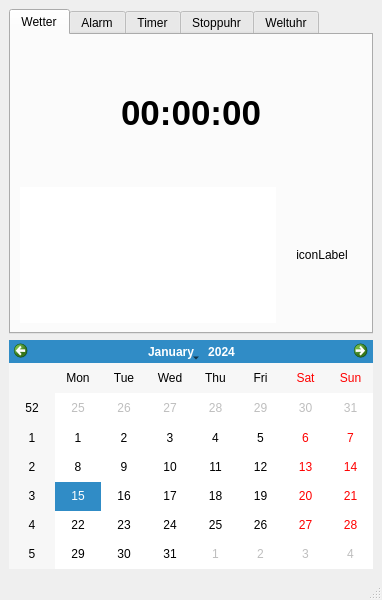
Qt form Software/mainwindow.ui (yosuasentosa/weather-calender-app) before a commit.
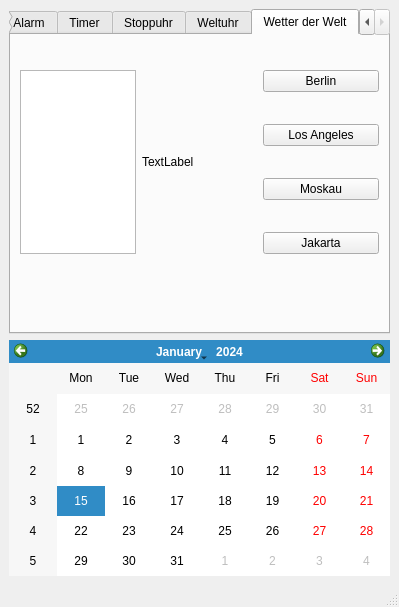
The same form after that commit.

The edit to the form file:
```diff
--- a/Software/mainwindow.ui
+++ b/Software/mainwindow.ui
@@ -9,8 +9,8 @@
    <rect>
     <x>0</x>
     <y>0</y>
-    <width>382</width>
-    <height>600</height>
+    <width>399</width>
+    <height>607</height>
    </rect>
   </property>
   <property name="sizePolicy">
@@ -21,8 +21,8 @@
   </property>
   <property name="minimumSize">
    <size>
-    <width>382</width>
-    <height>600</height>
+    <width>399</width>
+    <height>607</height>
    </size>
   </property>
   <property name="maximumSize">
@@ -57,7 +57,7 @@
        </font>
       </property>
       <property name="currentIndex">
-       <number>0</number>
+       <number>5</number>
       </property>
       <widget class="QWidget" name="Wetter">
        <attribute name="title">
@@ -547,6 +547,86 @@
         </item>
        </layout>
       </widget>
+      <widget class="QWidget" name="tab_5">
+       <attribute name="title">
+        <string>Wetter der Welt</string>
+       </attribute>
+       <layout class="QGridLayout" name="gridLayout_6">
+        <item row="0" column="2">
+         <widget class="QPushButton" name="berlin">
+          <property name="text">
+           <string>Berlin</string>
+          </property>
+         </widget>
+        </item>
+        <item row="2" column="2">
+         <widget class="QPushButton" name="moskau">
+          <property name="text">
+           <string>Moskau</string>
+          </property>
+         </widget>
+        </item>
+        <item row="3" column="2">
+         <widget class="QPushButton" name="jakarta">
+          <property name="text">
+           <string>Jakarta</string>
+          </property>
+         </widget>
+        </item>
+        <item row="4" column="2">
+         <spacer name="verticalSpacer">
+          <property name="orientation">
+           <enum>Qt::Vertical</enum>
+          </property>
+          <property name="sizeType">
+           <enum>QSizePolicy::Preferred</enum>
+          </property>
+          <property name="sizeHint" stdset="0">
+           <size>
+            <width>20</width>
+            <height>40</height>
+           </size>
+          </property>
+         </spacer>
+        </item>
+        <item row="1" column="2">
+         <widget class="QPushButton" name="losangeles">
+          <property name="text">
+           <string>Los Angeles</string>
+          </property>
+         </widget>
+        </item>
+        <item row="0" column="0" rowspan="4">
+         <widget class="QTextEdit" name="worldWeather">
+          <property name="sizePolicy">
+           <sizepolicy hsizetype="Ignored" vsizetype="Ignored">
+            <horstretch>0</horstretch>
+            <verstretch>0</verstretch>
+           </sizepolicy>
+          </property>
+          <property name="minimumSize">
+           <size>
+            <width>116</width>
+            <height>106</height>
+           </size>
+          </property>
+         </widget>
+        </item>
+        <item row="0" column="1" rowspan="4">
+         <widget class="QLabel" name="worldWeatherIcon">
+          <property name="minimumSize">
+           <size>
+            <width>115</width>
+            <height>106</height>
+           </size>
+          </property>
+          <property name="text">
+           <string>TextLabel</string>
+          </property>
+         </widget>
+        </item>
+       </layout>
+      </widget>
      </widget>
     </item>
     <item>
```
Left out of the diff: 67 changed lines with no effect on the pictures.
